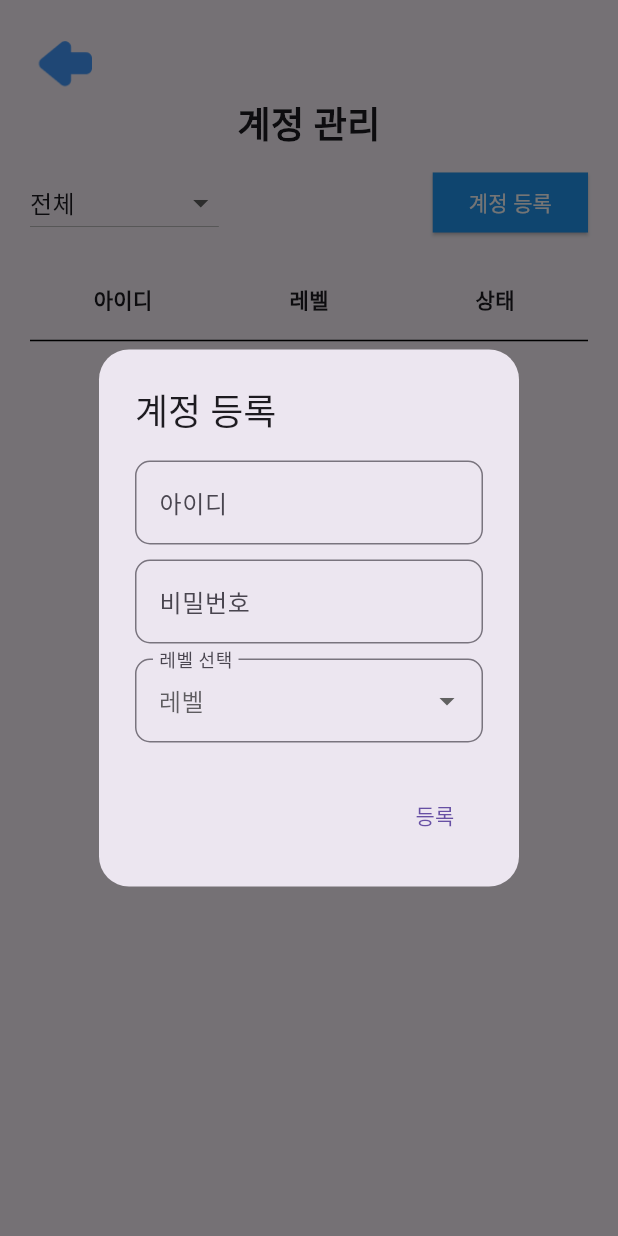
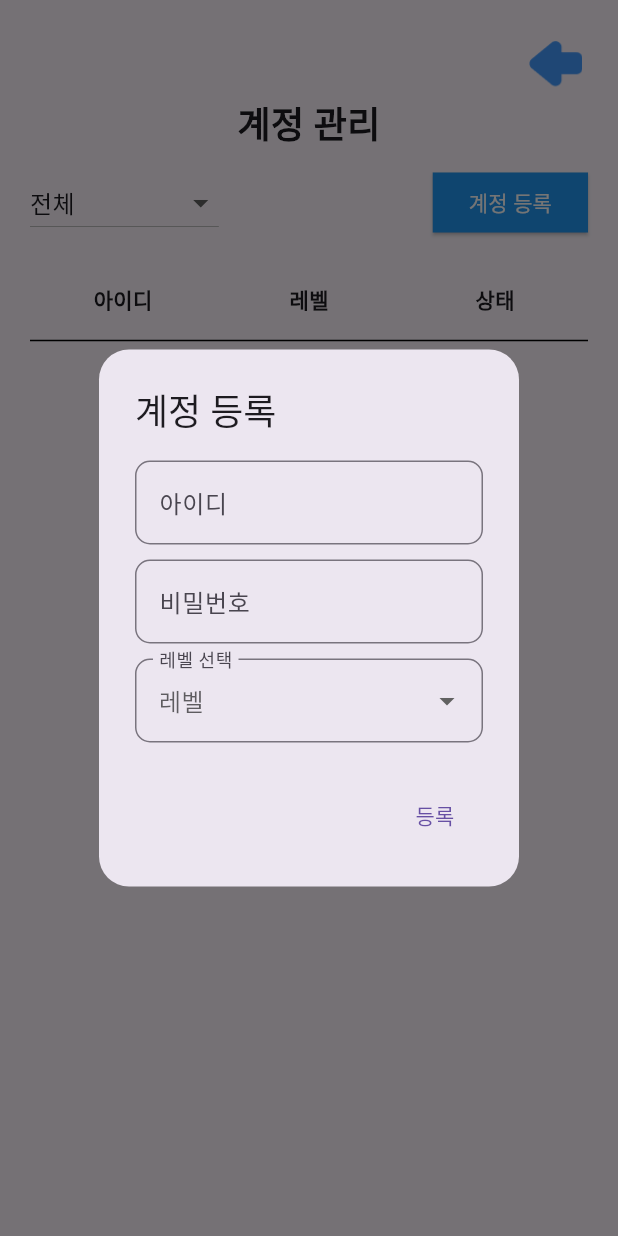
Before and after one commit to sweetpotatoju/Daywon_admin_FE, a Flutter app: the AdminAccountManagementPage screen opened directly with empty values, after a tap on "계정 등록", on a phone screen of 412 x 824 dp. Run offline on Flutter 3.47's test engine with Material 3 defaults, Android fonts, the phone set to English and light mode, and no system bars; network calls fail.

Commit message:
admin_ui_rework

```diff
--- a/admin/lib/AdminAccountManagementPage.dart
+++ b/admin/lib/AdminAccountManagementPage.dart
@@ -8,12 +8,10 @@ class AdminAccountManagementPage extends StatefulWidget {
   const AdminAccountManagementPage({Key? key, required this.apiUrl}) : super(key: key);
 
   @override
-  _AdminAccountManagementPageState createState() =>
-      _AdminAccountManagementPageState();
+  _AdminAccountManagementPageState createState() => _AdminAccountManagementPageState();
 }
 
-class _AdminAccountManagementPageState
-    extends State<AdminAccountManagementPage> {
+class _AdminAccountManagementPageState extends State<AdminAccountManagementPage> {
   List<Account> accounts = [];
   List<Account> filteredAccounts = [];
   int? selectedFilterLevel;
@@ -82,7 +80,6 @@ class _AdminAccountManagementPageState
 
     final responseData = jsonDecode(response.body);
     if (response.statusCode == 200 && responseData['status'] == 'success') {
-      await fetchAccounts();
       return 'success';
     } else {
       return 'error';
@@ -107,15 +104,13 @@ class _AdminAccountManagementPageState
   @override
   Widget build(BuildContext context) {
     return Scaffold(
-      body: Padding(
+      body: SafeArea(
+        child: Padding(
           padding: const EdgeInsets.all(20.0),
           child: Column(
             children: [
-            Row(
-              children: [
-                Positioned(
-                  top: 60,
-                  right: 0,
+              Align(
+                alignment: Alignment.topRight,
                 child: GestureDetector(
                   onTap: () {
                     Navigator.pop(context);
@@ -126,8 +121,6 @@ class _AdminAccountManagementPageState
                     height: 45,
                   ),
                 ),
-                ),
-              ],
               ),
               const Text(
                 '계정 관리',
@@ -161,8 +154,8 @@ class _AdminAccountManagementPageState
                     },
                   ),
                   ElevatedButton(
-                  onPressed: () {
-                    showDialog(
+                    onPressed: () async {
+                      final result = await showDialog(
                         context: context,
                         builder: (BuildContext context) {
                           String? adminName;
@@ -229,7 +222,7 @@ class _AdminAccountManagementPageState
                               TextButton(
                                 child: const Text('등록'),
                                 onPressed: () async {
-                                Navigator.of(context).pop();
+                                  Navigator.of(context).pop(true); // Close the dialog and return true
                                   if (adminName != null && password != null && selectedLevel != null) {
                                     String result = await createAccount(adminName!, password!, selectedLevel!);
                                     showResultDialog(result == 'success' ? '성공' : '실패', result == 'success' ? '계정이 성공적으로 등록되었습니다.' : '계정 등록에 실패하였습니다.');
@@ -242,6 +235,13 @@ class _AdminAccountManagementPageState
                           );
                         },
                       );
+                      if (result == true) {
+                        await fetchAccounts(); // Refresh the account list after the dialog is closed
+                        Navigator.pushReplacement(
+                          context,
+                          MaterialPageRoute(builder: (context) => AdminAccountManagementPage(apiUrl: widget.apiUrl)),
+                        ); // Reload the page
+                      }
                     },
                     child: const Text('계정 등록'),
                     style: ElevatedButton.styleFrom(
@@ -257,6 +257,7 @@ class _AdminAccountManagementPageState
               ),
               const SizedBox(height: 20),
               Expanded(
+                child: SingleChildScrollView(
                   child: Column(
                     children: [
                       Padding(
@@ -283,9 +284,7 @@ class _AdminAccountManagementPageState
                         ),
                       ),
                       const Divider(color: Colors.black),
-                  Expanded(
-                    child: SingleChildScrollView(
-                      child: Column(
+                      Column(
                         children: filteredAccounts
                             .map((account) => Column(
                                   children: [
@@ -303,12 +302,12 @@ class _AdminAccountManagementPageState
                                 ))
                             .toList(),
                       ),
+                    ],
+                  ),
                 ),
               ),
             ],
           ),
-            ),
-          ],
         ),
       ),
     );
```
Lines whose indentation alone changed are shown as unchanged.
